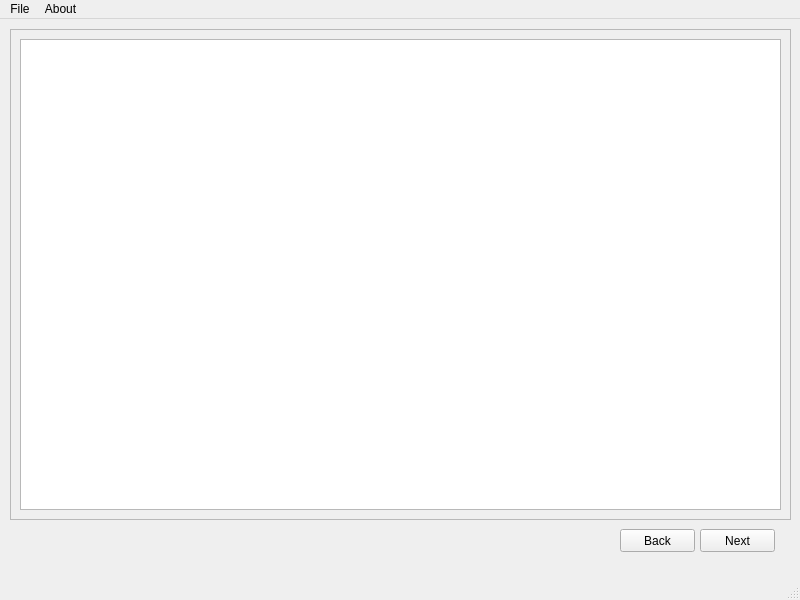
First picture: the form in installer/installer.ui, repository Bruh-Jpg/paintown, before the edit.
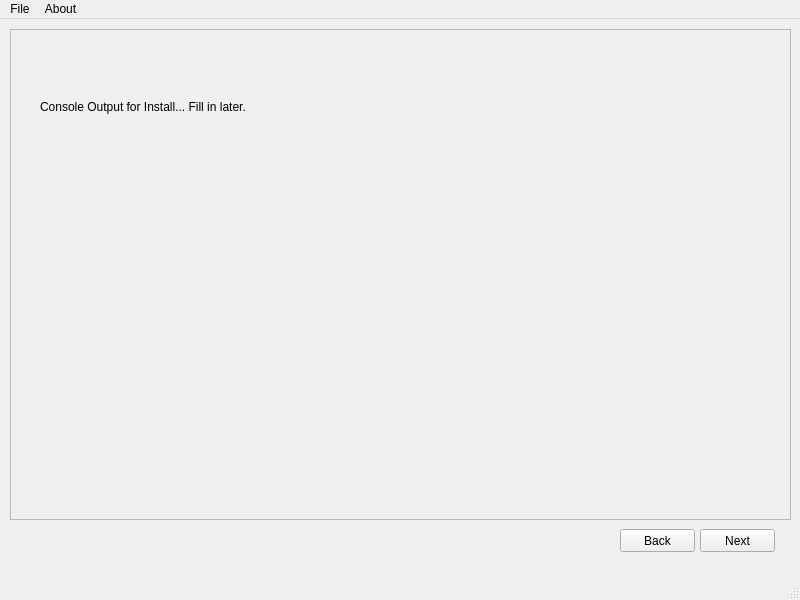
Second picture: the form after the edit. The open tabs and pages were chosen to show the change.

Commit message: Added more functionality to installer.

```diff
--- a/installer/installer.ui
+++ b/installer/installer.ui
@@ -203,6 +203,21 @@
        </property>
       </widget>
      </widget>
+     <widget class="QWidget" name="page_5">
+      <widget class="QLabel" name="label_5">
+       <property name="geometry">
+        <rect>
+         <x>20</x>
+         <y>60</y>
+         <width>231</width>
+         <height>16</height>
+        </rect>
+       </property>
+       <property name="text">
+        <string>Console Output for Install... Fill in later.</string>
+       </property>
+      </widget>
+     </widget>
      <widget class="QWidget" name="page_4">
       <widget class="QLabel" name="label_4">
        <property name="geometry">
```
Left out of the diff: 6 changed lines with no effect on the pictures. The commit also changes 1 other file.
